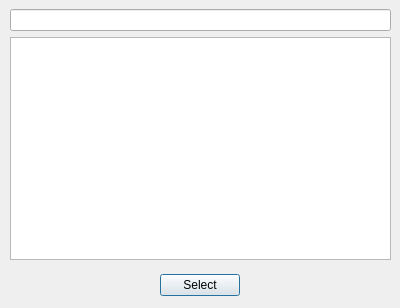
The window that QuickOSM/resources/ui/wizard_preset.ui (3liz/QuickOSM) describes before a commit, drawn with Qt 5.
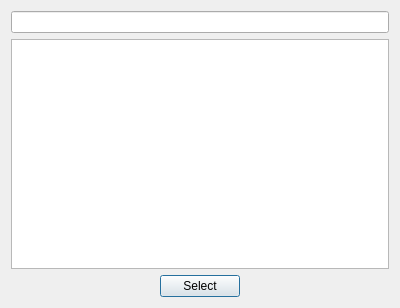
The same window after the commit.

Patch:
```diff
--- a/QuickOSM/resources/ui/wizard_preset.ui
+++ b/QuickOSM/resources/ui/wizard_preset.ui
@@ -13,15 +13,8 @@
   <property name="windowTitle">
    <string>QuickOSM Wizard</string>
   </property>
-  <widget class="QWidget" name="verticalLayoutWidget">
-   <property name="geometry">
-    <rect>
-     <x>10</x>
-     <y>9</y>
-     <width>381</width>
-     <height>251</height>
-    </rect>
-   </property>
+  <layout class="QVBoxLayout" name="verticalLayout_2">
+   <item>
    <layout class="QVBoxLayout" name="verticalLayout">
     <item>
      <widget class="QLineEdit" name="search_preset">
@@ -34,16 +27,8 @@
      <widget class="QListWidget" name="list_preset"/>
     </item>
    </layout>
-  </widget>
-  <widget class="QWidget" name="horizontalLayoutWidget">
-   <property name="geometry">
-    <rect>
-     <x>10</x>
-     <y>270</y>
-     <width>381</width>
-     <height>31</height>
-    </rect>
-   </property>
+   </item>
+   <item>
    <layout class="QHBoxLayout" name="horizontalLayout">
     <item>
      <widget class="QPushButton" name="button_select">
@@ -59,7 +44,8 @@
      </widget>
     </item>
    </layout>
-  </widget>
+   </item>
+  </layout>
  </widget>
  <resources/>
  <connections/>
```
Lines whose indentation alone changed are shown as unchanged.
